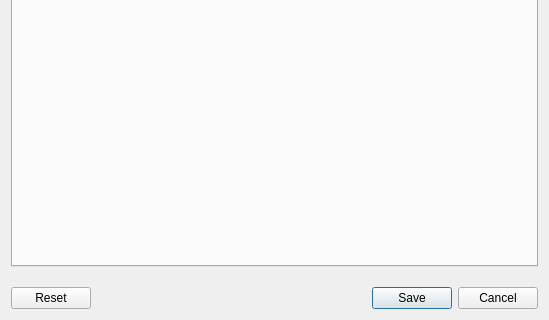
The window that src/lib/gui/dialogs/SettingsDialog.ui (deskflow/deskflow) describes before a commit, drawn with Qt 5; both pictures show x 0 to 549 and y 435 to 755 of the 549 by 755 pixel window.
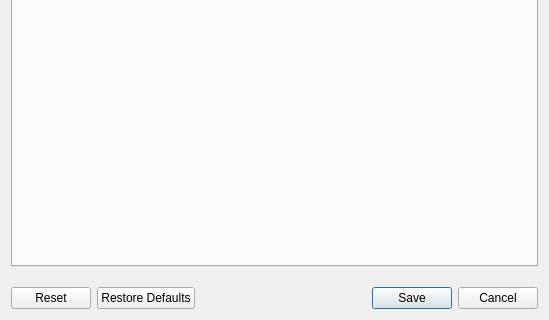
The same window after the commit. Icons and pictures are not drawn.

Commit message: refactor: SettingsDialog, add reset to default button

Diff of the .ui file:
```diff
--- a/src/lib/gui/dialogs/SettingsDialog.ui
+++ b/src/lib/gui/dialogs/SettingsDialog.ui
@@ -711,7 +711,7 @@
       <enum>Qt::Orientation::Horizontal</enum>
      </property>
      <property name="standardButtons">
-      <set>QDialogButtonBox::StandardButton::Cancel|QDialogButtonBox::StandardButton::Reset|QDialogButtonBox::StandardButton::Save</set>
+      <set>QDialogButtonBox::StandardButton::Cancel|QDialogButtonBox::StandardButton::Reset|QDialogButtonBox::StandardButton::RestoreDefaults|QDialogButtonBox::StandardButton::Save</set>
      </property>
     </widget>
    </item>
```
The commit also changes 8 other files.
